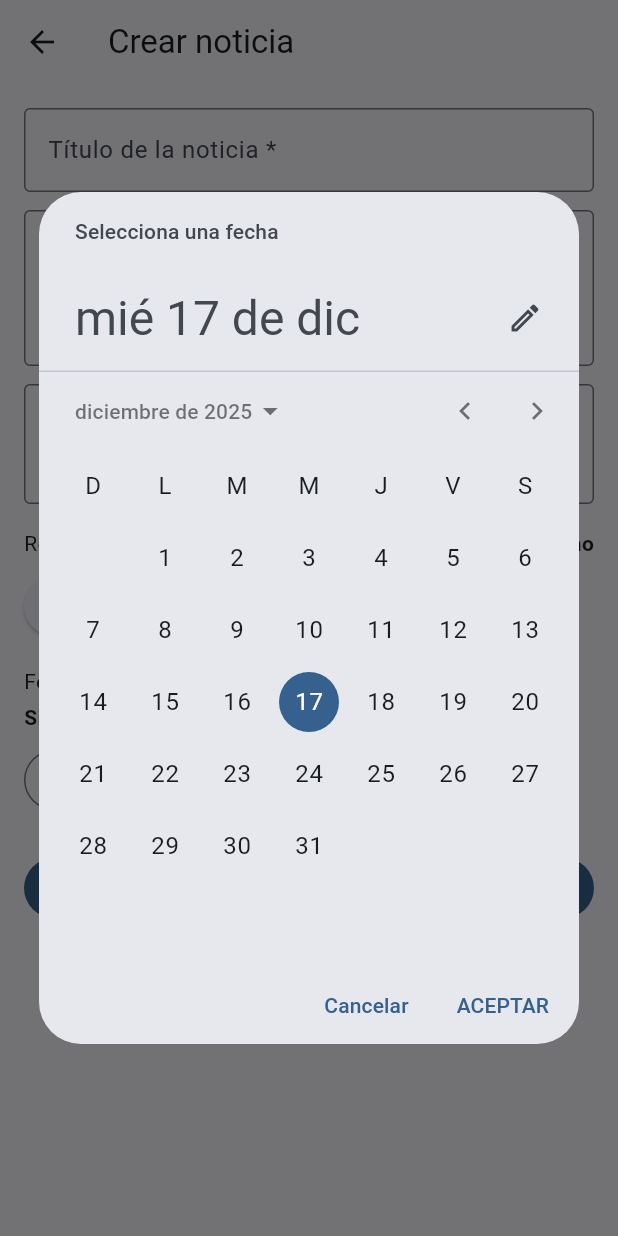
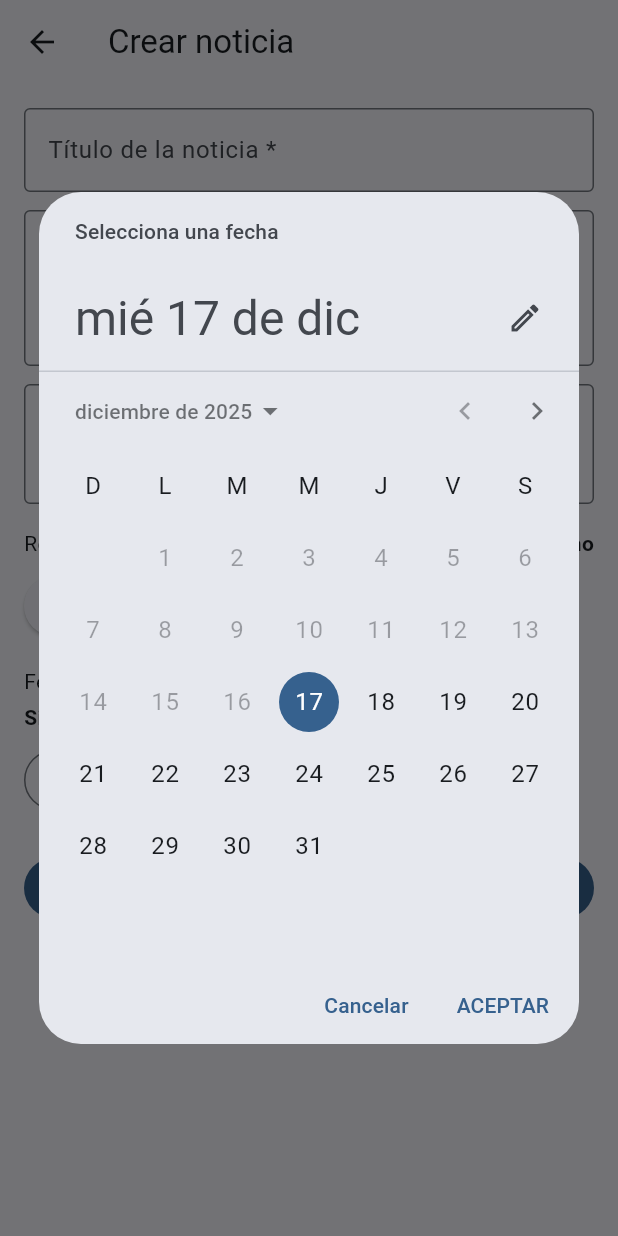
Before and after one commit to Juankjos/seguimientomapacnt, a Flutter app: the CrearNoticiaPage screen opened directly, after a tap on "Seleccionar fecha", on a phone screen of 412 x 824 dp. Run offline on Flutter 3.47's test engine with Material 3 defaults, Android fonts, the phone set to English and light mode, and no system bars; our stand-ins replace flutter_map, geolocator, latlong2, shared_preferences, table_calendar; accounts and stored records are empty.

Commit message:
Crear noticia fecha actual y hacia futuro

```diff
--- a/lib/screens/crear_noticia_page.dart
+++ b/lib/screens/crear_noticia_page.dart
@@ -32,6 +32,8 @@ class _CrearNoticiaPageState extends State<CrearNoticiaPage> {
 
   final DateFormat _fmtFechaHora = DateFormat('dd/MM/yyyy HH:mm');
 
+  DateTime _soloFecha(DateTime d) => DateTime(d.year, d.month, d.day);
+
   @override
   void dispose() {
     _noticiaCtrl.dispose();
@@ -42,14 +44,17 @@ class _CrearNoticiaPageState extends State<CrearNoticiaPage> {
   }
 
   Future<void> _seleccionarFecha() async {
-    final hoy = DateTime.now();
-    final inicial = _fechaSeleccionada ?? hoy;
+    final hoy = _soloFecha(DateTime.now());
+
+    final inicial = (_fechaSeleccionada != null && !_soloFecha(_fechaSeleccionada!).isBefore(hoy))
+        ? _fechaSeleccionada!
+        : hoy;
 
     final picked = await showDatePicker(
       context: context,
       initialDate: inicial,
-      firstDate: DateTime(hoy.year - 1),
-      lastDate: DateTime(hoy.year + 2),
+      firstDate: hoy, // ✅ NO permite fechas pasadas
+      lastDate: DateTime(hoy.year + 2, 12, 31),
       locale: const Locale('es', 'MX'),
     );
 
@@ -120,6 +125,14 @@ class _CrearNoticiaPageState extends State<CrearNoticiaPage> {
 
   Future<void> _guardar() async {
     if (!_formKey.currentState!.validate()) return;
+
+    final hoy = _soloFecha(DateTime.now());
+    if (_fechaSeleccionada != null && _soloFecha(_fechaSeleccionada!).isBefore(hoy)) {
+      ScaffoldMessenger.of(context).showSnackBar(
+        const SnackBar(content: Text('No puedes crear noticias en fechas pasadas.')),
+      );
+      return;
+    }
 
     setState(() {
       _guardando = true;
@@ -216,10 +229,7 @@ class _CrearNoticiaPageState extends State<CrearNoticiaPage> {
               Row(
                 mainAxisAlignment: MainAxisAlignment.spaceBetween,
                 children: [
-                  Text(
-                    'Reportero asignado:',
-                    style: theme.textTheme.bodyMedium,
-                  ),
+                  Text('Reportero asignado:', style: theme.textTheme.bodyMedium),
                   Text(
                     _reporteroNombreSeleccionado ?? 'Ninguno',
                     style: theme.textTheme.bodyMedium?.copyWith(
@@ -274,9 +284,7 @@ class _CrearNoticiaPageState extends State<CrearNoticiaPage> {
                           )
                         : null,
                   ),
-                  onChanged: (value) {
-                    _buscarReporteros(value);
-                  },
+                  onChanged: _buscarReporteros,
                 ),
                 const SizedBox(height: 8),
                 if (_buscandoReporteros)
@@ -309,10 +317,7 @@ class _CrearNoticiaPageState extends State<CrearNoticiaPage> {
               const SizedBox(height: 16),
 
               // -------- Fecha y hora de cita --------
-              Text(
-                'Fecha y hora de cita:',
-                style: theme.textTheme.bodyMedium,
-              ),
+              Text('Fecha y hora de cita:', style: theme.textTheme.bodyMedium),
               const SizedBox(height: 4),
               Text(
                 textoFechaCita,
@@ -348,8 +353,7 @@ class _CrearNoticiaPageState extends State<CrearNoticiaPage> {
                           height: 18,
                           child: CircularProgressIndicator(
                             strokeWidth: 2,
-                            valueColor:
-                                AlwaysStoppedAnimation<Color>(Colors.white),
+                            valueColor: AlwaysStoppedAnimation<Color>(Colors.white),
                           ),
                         )
                       : const Icon(Icons.save),
```
